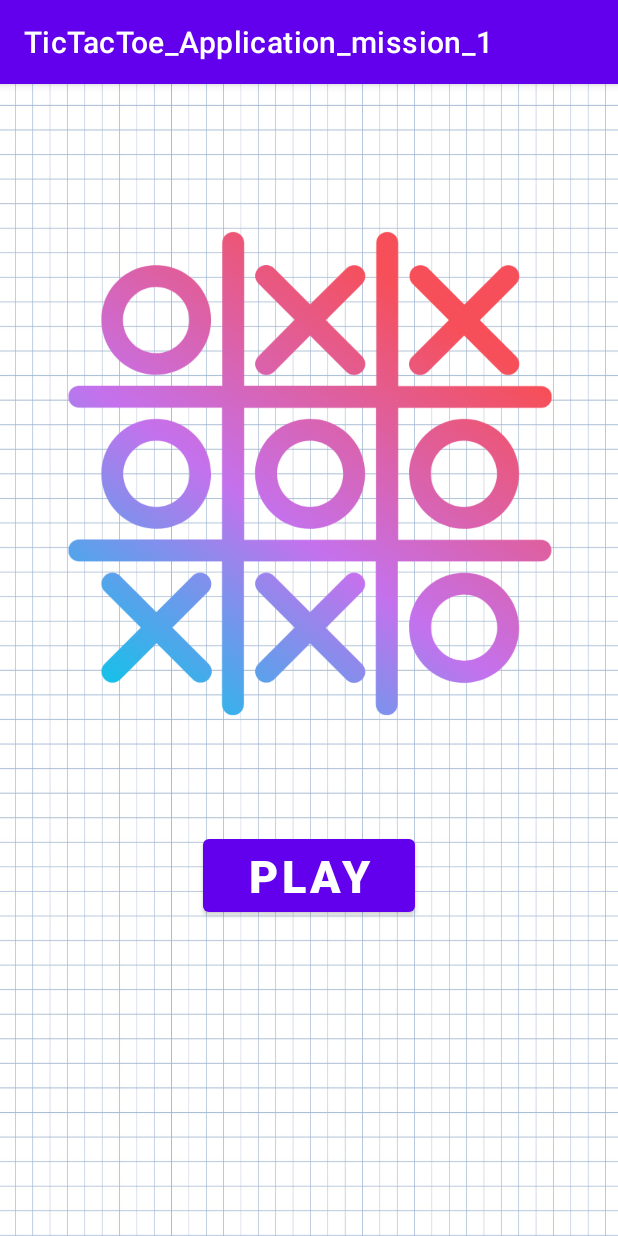
After one commit to imorkravitz/TicTacToe_Application_mission_1, an Android app: the MainStartActivity screen opened directly, with no data from a screen before it, on a phone screen of 412 x 824 dp. The commit adds this screen. Run offline under Robolectric (Android 15) with nearby library versions, the phone set to English and light mode, and no system bars.

Commit message:
UI Changes Fixed GUI and Buttons

```diff
--- a/app/src/main/AndroidManifest.xml
+++ b/app/src/main/AndroidManifest.xml
@@ -10,6 +10,9 @@
         android:supportsRtl="true"
         android:theme="@style/Theme.TicTacToe_Application_mission_1">
         <activity
+            android:name=".MainStartActivity"
+            android:exported="false" />
+        <activity
             android:name=".MainActivity"
             android:exported="true">
             <intent-filter>
--- /dev/null
+++ b/app/src/main/java/com/example/tictactoe_application_mission_1/MainStartActivity.java
@@ -0,0 +1,14 @@
+package com.example.tictactoe_application_mission_1;
+
+import androidx.appcompat.app.AppCompatActivity;
+
+import android.os.Bundle;
+
+public class MainStartActivity extends AppCompatActivity {
+
+    @Override
+    protected void onCreate(Bundle savedInstanceState) {
+        super.onCreate(savedInstanceState);
+        setContentView(R.layout.activity_main_start);
+    }
+}
--- /dev/null
+++ b/app/src/main/res/layout/activity_main_start.xml
@@ -0,0 +1,36 @@
+<?xml version="1.0" encoding="utf-8"?>
+<androidx.constraintlayout.widget.ConstraintLayout xmlns:android="http://schemas.android.com/apk/res/android"
+    xmlns:app="http://schemas.android.com/apk/res-auto"
+    xmlns:tools="http://schemas.android.com/tools"
+    android:layout_width="match_parent"
+    android:layout_height="match_parent"
+    android:background="@drawable/pic3"
+    tools:context=".MainStartActivity">
+
+    <ImageView
+        android:id="@+id/main_im"
+        android:layout_width="468dp"
+        android:layout_height="815dp"
+        android:layout_marginBottom="250dp"
+        app:layout_constraintBottom_toBottomOf="parent"
+        app:layout_constraintEnd_toEndOf="parent"
+        app:layout_constraintStart_toStartOf="parent"
+        app:layout_constraintTop_toTopOf="parent"
+        app:srcCompat="@drawable/pic6" />
+
+    <Button
+        android:id="@+id/play_button"
+        android:layout_width="0dp"
+        android:layout_height="wrap_content"
+        android:layout_marginStart="135dp"
+        android:layout_marginTop="485dp"
+        android:layout_marginEnd="135dp"
+        android:layout_marginBottom="198dp"
+        android:text="PLAY"
+        android:textSize="30sp"
+        android:textStyle="bold"
+        app:layout_constraintBottom_toBottomOf="parent"
+        app:layout_constraintEnd_toEndOf="parent"
+        app:layout_constraintStart_toStartOf="parent"
+        app:layout_constraintTop_toTopOf="parent" />
+</androidx.constraintlayout.widget.ConstraintLayout>
```
Also changed, not shown: app/src/main/java/com/example/tictactoe_application_mission_1/MainActivity.java (+10 -0 lines), app/src/main/res/layout/activity_main.xml (+21 -21 lines), app/src/main/res/drawable-v24/empty.png (added), app/src/main/res/drawable-v24/pic6.png (added).
